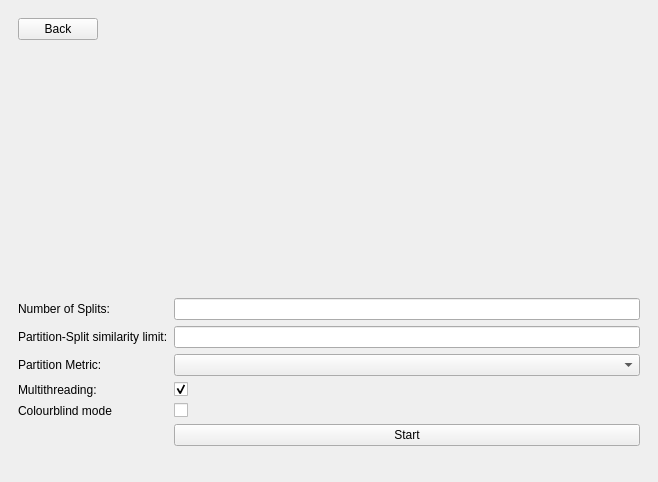
Qt form UI_Templates/settings.ui (benjalon/Split-Network-Interpreter) before a commit.
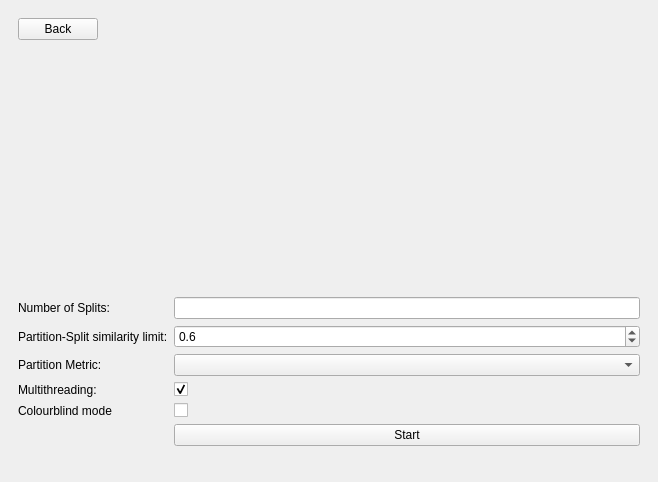
The same form after that commit.

```diff
--- a/UI_Templates/settings.ui
+++ b/UI_Templates/settings.ui
@@ -110,9 +110,6 @@
          <item row="3" column="1">
           <widget class="QLineEdit" name="split_number_input"/>
          </item>
-         <item row="5" column="1">
-          <widget class="QLineEdit" name="upper_limit_input"/>
-         </item>
          <item row="1" column="0">
           <widget class="QPushButton" name="back_button">
            <property name="text">
@@ -127,6 +124,25 @@
            </property>
           </widget>
          </item>
+         <item row="5" column="1">
+          <widget class="QDoubleSpinBox" name="doubleSpinBox">
+           <property name="decimals">
+            <number>1</number>
+           </property>
+           <property name="minimum">
+            <double>0.100000000000000</double>
+           </property>
+           <property name="maximum">
+            <double>1.000000000000000</double>
+           </property>
+           <property name="singleStep">
+            <double>0.100000000000000</double>
+           </property>
+           <property name="value">
+            <double>0.600000000000000</double>
+           </property>
+          </widget>
+         </item>
         </layout>
        </item>
       </layout>
```
